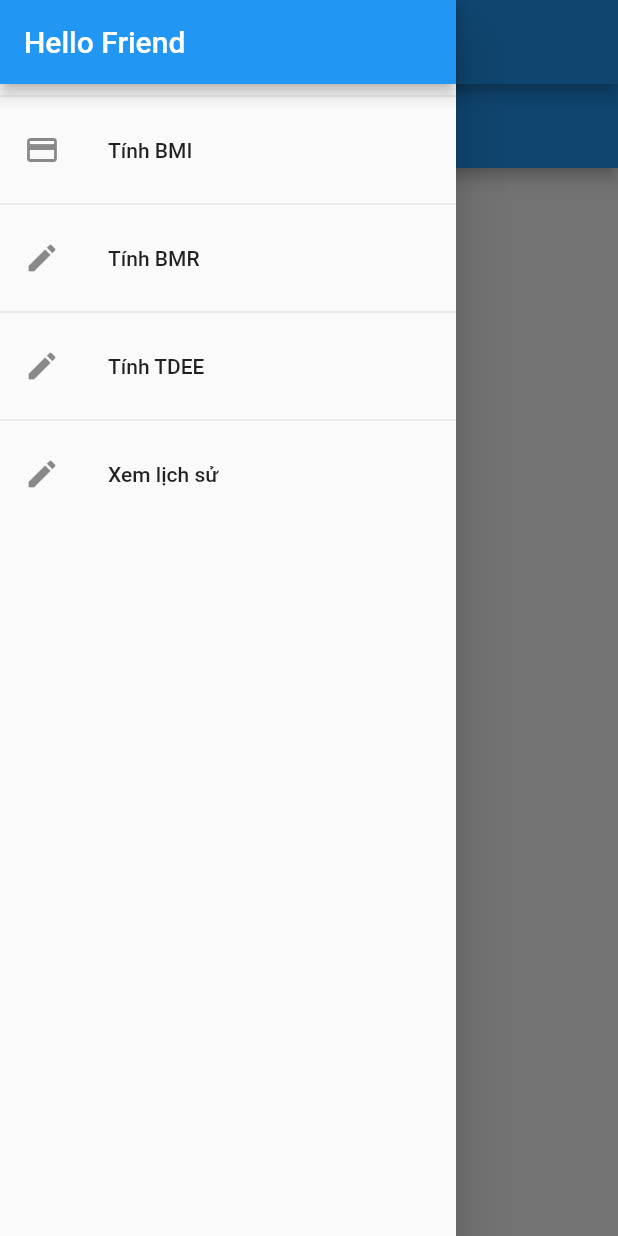
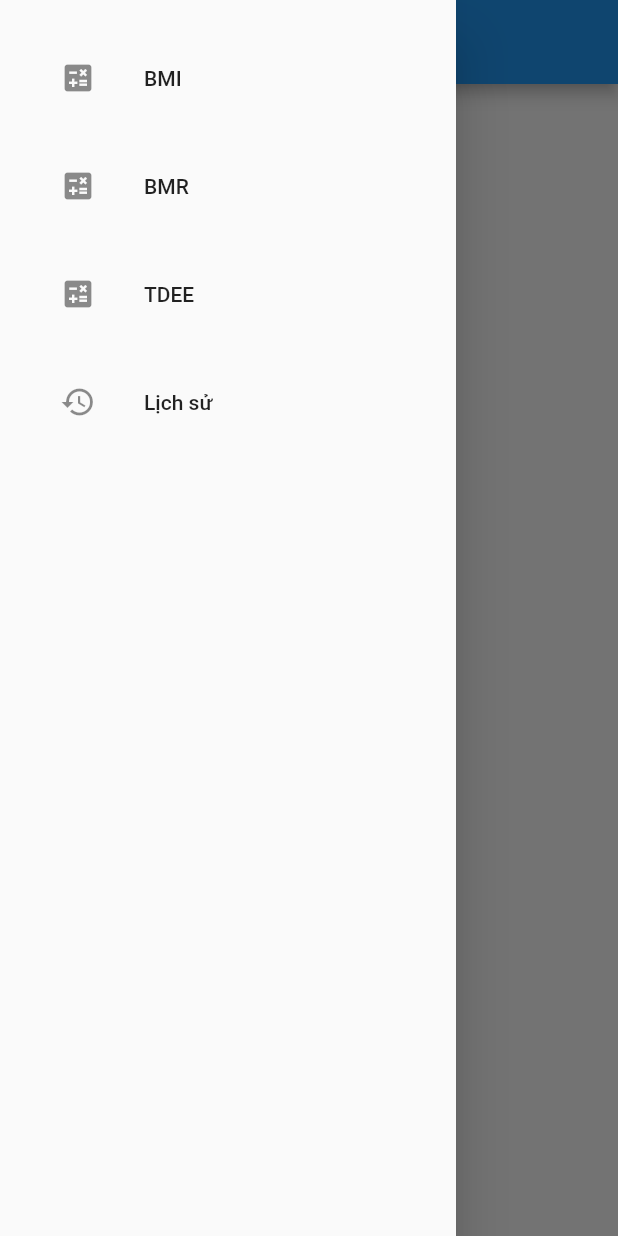
Before and after one commit to mlehau21/bmi4, a Flutter app: the screen it shows after launch, with the side drawer open, on a phone screen of 412 x 824 dp. Run offline on Flutter 3.47's test engine with Material 2 defaults, Android fonts, the phone set to English and light mode, and no system bars.

```diff
--- a/lib/appdrawer.dart
+++ b/lib/appdrawer.dart
@@ -8,49 +8,59 @@ class AppDrawer extends StatelessWidget {
   const AppDrawer({super.key});
 
   @override
-  Widget build(BuildContext context) {
-    return Drawer(
-      child: Column(
-        children: <Widget>[
-          AppBar(
-            title: const Text('Hello Friend'),
-            automaticallyImplyLeading: false,
+  Widget build(BuildContext context) => Drawer(
+        child: SingleChildScrollView(
+          child: Column(
+            crossAxisAlignment: CrossAxisAlignment.stretch,
+            children: <Widget>[
+              buildHeader(context),
+              buildMenuItems(context),
+            ],
           ),
-          const Divider(),
+        ),
+      );
+  Widget buildHeader(BuildContext context) => Container(
+        padding: EdgeInsets.only(
+          top: MediaQuery.of(context).padding.top,
+        ),
+      );
+  Widget buildMenuItems(BuildContext context) => Container(
+      padding: const EdgeInsets.all(24),
+      child: Wrap(
+        runSpacing: 16,
+        children: [
           ListTile(
-            leading: const Icon(Icons.payment),
-            title: const Text('Tính BMI'),
-            onTap: () {
-              Navigator.of(context).pushReplacementNamed(BMIScreen.routeName);
-            },
-          ),
-          const Divider(),
+              leading: const Icon(Icons.calculate),
+              title: const Text('BMI'),
+              onTap: () {
+                Navigator.pop(context);
+                Navigator.of(context).push(
+                    MaterialPageRoute(builder: (context) => const BMIScreen()));
+              }),
           ListTile(
-            leading: const Icon(Icons.edit),
-            title: const Text('Tính BMR'),
-            onTap: () {
-              Navigator.of(context).pushReplacementNamed(BMRScreen.routeName);
-            },
-          ),
-          const Divider(),
+              leading: const Icon(Icons.calculate),
+              title: const Text('BMR'),
+              onTap: () {
+                Navigator.pop(context);
+                Navigator.of(context).push(
+                    MaterialPageRoute(builder: (context) => const BMRScreen()));
+              }),
           ListTile(
-            leading: const Icon(Icons.edit),
-            title: const Text('Tính TDEE'),
-            onTap: () {
-              Navigator.of(context).pushReplacementNamed(TDEEScreen.routeName);
-            },
-          ),
-          const Divider(),
+              leading: const Icon(Icons.calculate),
+              title: const Text('TDEE'),
+              onTap: () {
+                Navigator.pop(context);
+                Navigator.of(context).push(MaterialPageRoute(
+                    builder: (context) => const TDEEScreen()));
+              }),
           ListTile(
-            leading: const Icon(Icons.edit),
-            title: const Text('Xem lịch sử'),
-            onTap: () {
-              Navigator.of(context)
-                  .pushReplacementNamed(HistoryScreen.routeName);
-            },
-          ),
+              leading: const Icon(Icons.history),
+              title: const Text('Lịch sử'),
+              onTap: () {
+                Navigator.pop(context);
+                Navigator.of(context).push(MaterialPageRoute(
+                    builder: (context) => const HistoryScreen()));
+              })
         ],
-      ),
-    );
-  }
+      ));
 }
--- a/lib/calculator/bmi.dart
+++ b/lib/calculator/bmi.dart
@@ -1,4 +1,5 @@
 import 'package:flutter/material.dart';
+import '../appdrawer.dart';
 
 class BMIScreen extends StatelessWidget {
   const BMIScreen({Key? key}) : super(key: key);
@@ -14,6 +15,7 @@ class BMIScreen extends StatelessWidget {
       body: Center(
         child: Text('BMI Calculator Screen'),
       ),
+      drawer: const AppDrawer(),
     );
   }
 }
--- a/lib/calculator/bmr.dart
+++ b/lib/calculator/bmr.dart
@@ -1,4 +1,5 @@
 import 'package:flutter/material.dart';
+import '../appdrawer.dart';
 
 class BMRScreen extends StatelessWidget {
   const BMRScreen({Key? key}) : super(key: key);
@@ -14,6 +15,7 @@ class BMRScreen extends StatelessWidget {
       body: Center(
         child: Text('BMR Calculator Screen'),
       ),
+      drawer: const AppDrawer(),
     );
   }
 }
--- a/lib/calculator/history.dart
+++ b/lib/calculator/history.dart
@@ -1,4 +1,5 @@
 import 'package:flutter/material.dart';
+import '../appdrawer.dart';
 
 class HistoryScreen extends StatelessWidget {
   const HistoryScreen({Key? key}) : super(key: key);
@@ -14,6 +15,7 @@ class HistoryScreen extends StatelessWidget {
       body: Center(
         child: Text('History Calculator Screen'),
       ),
+      drawer: const AppDrawer(),
     );
   }
 }
--- a/lib/calculator/tdee.dart
+++ b/lib/calculator/tdee.dart
@@ -1,4 +1,5 @@
 import 'package:flutter/material.dart';
+import '../appdrawer.dart';
 
 class TDEEScreen extends StatelessWidget {
   const TDEEScreen({Key? key}) : super(key: key);
@@ -14,6 +15,7 @@ class TDEEScreen extends StatelessWidget {
       body: Center(
         child: Text('TDEE Calculator Screen'),
       ),
+      drawer: const AppDrawer(),
     );
   }
 }
--- a/lib/main.dart
+++ b/lib/main.dart
@@ -16,17 +16,11 @@ class MyApp extends StatelessWidget {
   @override
   Widget build(BuildContext context) {
     return MaterialApp(
-      title: 'Flutter Demo',
+      title: 'BMI',
       theme: ThemeData(
         primarySwatch: Colors.blue,
       ),
-      home: Scaffold(
-        appBar: AppBar(
-          title: Text('Calculator'),
-        ),
-        drawer: const AppDrawer(),
-        body: BMIScreen(),
-      ),
+      home: BMIScreen(),
     );
   }
 }
```
